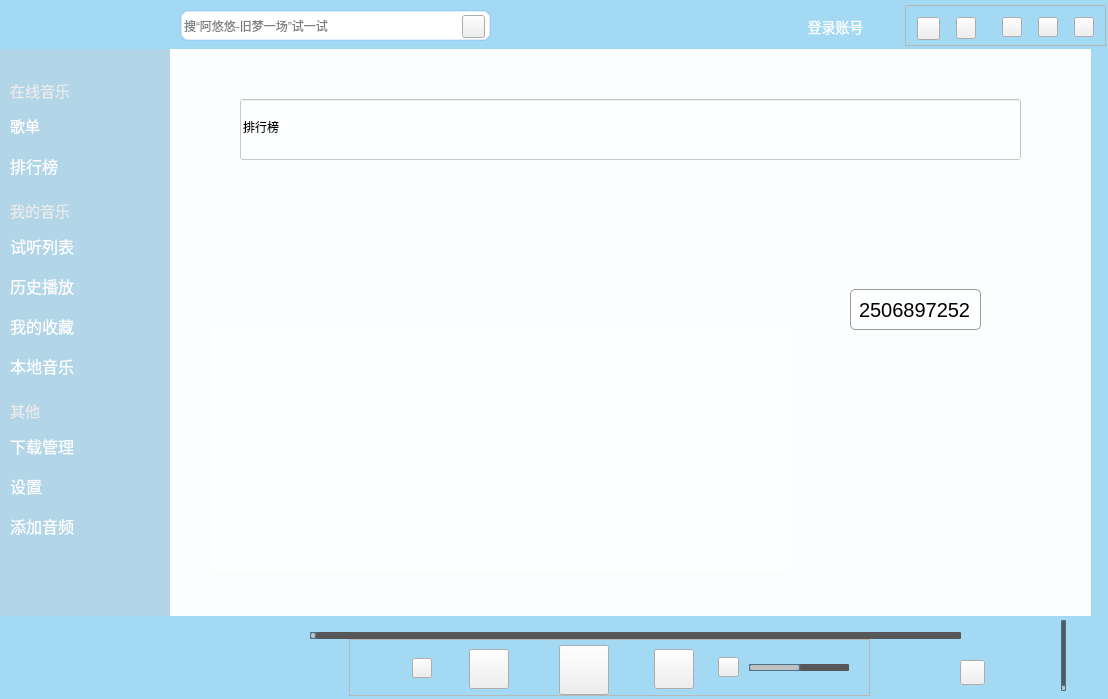
Before: the Qt Designer form mainwindow.ui in HuaGouFdog/FdogMusicPlayer, drawn with Qt 5.
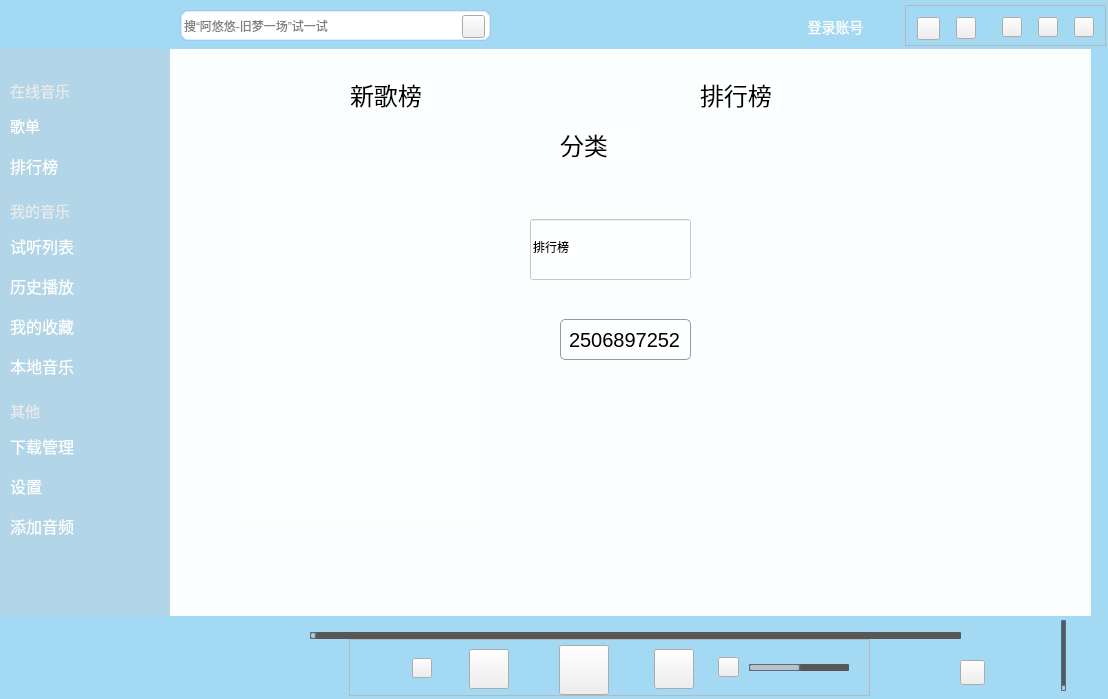
After: the same form once the commit is applied. The open tabs and pages were chosen to show the change. Icons and pictures are not drawn.

What changed in the file:
```diff
--- a/mainwindow.ui
+++ b/mainwindow.ui
@@ -1752,9 +1752,9 @@
      <widget class="QLineEdit" name="lineEdit_4">
       <property name="geometry">
        <rect>
-        <x>70</x>
-        <y>50</y>
-        <width>781</width>
+        <x>360</x>
+        <y>170</y>
+        <width>161</width>
         <height>61</height>
        </rect>
       </property>
@@ -1765,10 +1765,10 @@
      <widget class="QListWidget" name="listWidget">
       <property name="geometry">
        <rect>
-        <x>40</x>
-        <y>280</y>
-        <width>581</width>
-        <height>241</height>
+        <x>70</x>
+        <y>110</y>
+        <width>241</width>
+        <height>361</height>
        </rect>
       </property>
       <property name="font">
@@ -1823,8 +1823,8 @@
      <widget class="QLineEdit" name="lineEdit">
       <property name="geometry">
        <rect>
-        <x>680</x>
-        <y>240</y>
+        <x>390</x>
+        <y>270</y>
         <width>131</width>
         <height>41</height>
        </rect>
@@ -1845,10 +1845,10 @@
      <widget class="QPlainTextEdit" name="plainTextEdit">
       <property name="geometry">
        <rect>
-        <x>60</x>
-        <y>129</y>
-        <width>571</width>
-        <height>131</height>
+        <x>560</x>
+        <y>110</y>
+        <width>261</width>
+        <height>361</height>
        </rect>
       </property>
       <property name="styleSheet">
@@ -1858,6 +1858,60 @@
        <string/>
       </property>
      </widget>
+     <widget class="QLabel" name="label_37">
+      <property name="geometry">
+       <rect>
+        <x>180</x>
+        <y>30</y>
+        <width>81</width>
+        <height>31</height>
+       </rect>
+      </property>
+      <property name="font">
+       <font>
+        <pointsize>18</pointsize>
+       </font>
+      </property>
+      <property name="text">
+       <string>新歌榜</string>
+      </property>
+     </widget>
+     <widget class="QLabel" name="label_38">
+      <property name="geometry">
+       <rect>
+        <x>530</x>
+        <y>30</y>
+        <width>81</width>
+        <height>31</height>
+       </rect>
+      </property>
+      <property name="font">
+       <font>
+        <pointsize>18</pointsize>
+       </font>
+      </property>
+      <property name="text">
+       <string>排行榜</string>
+      </property>
+     </widget>
+     <widget class="QLabel" name="label_39">
+      <property name="geometry">
+       <rect>
+        <x>390</x>
+        <y>80</y>
+        <width>81</width>
+        <height>31</height>
+       </rect>
+      </property>
+      <property name="font">
+       <font>
+        <pointsize>18</pointsize>
+       </font>
+      </property>
+      <property name="text">
+       <string>分类</string>
+      </property>
+     </widget>
     </widget>
     <widget class="QWidget" name="page_5"/>
     <widget class="QWidget" name="page_6">
```
Left out of the diff: 142 changed lines with no effect on the pictures.
